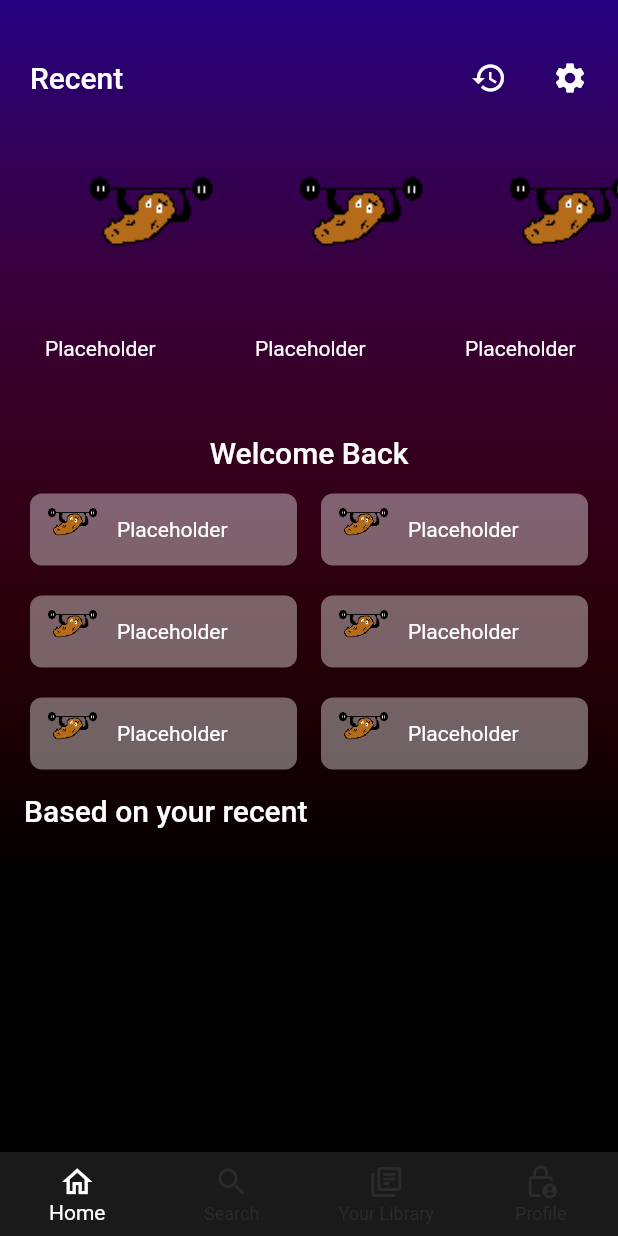
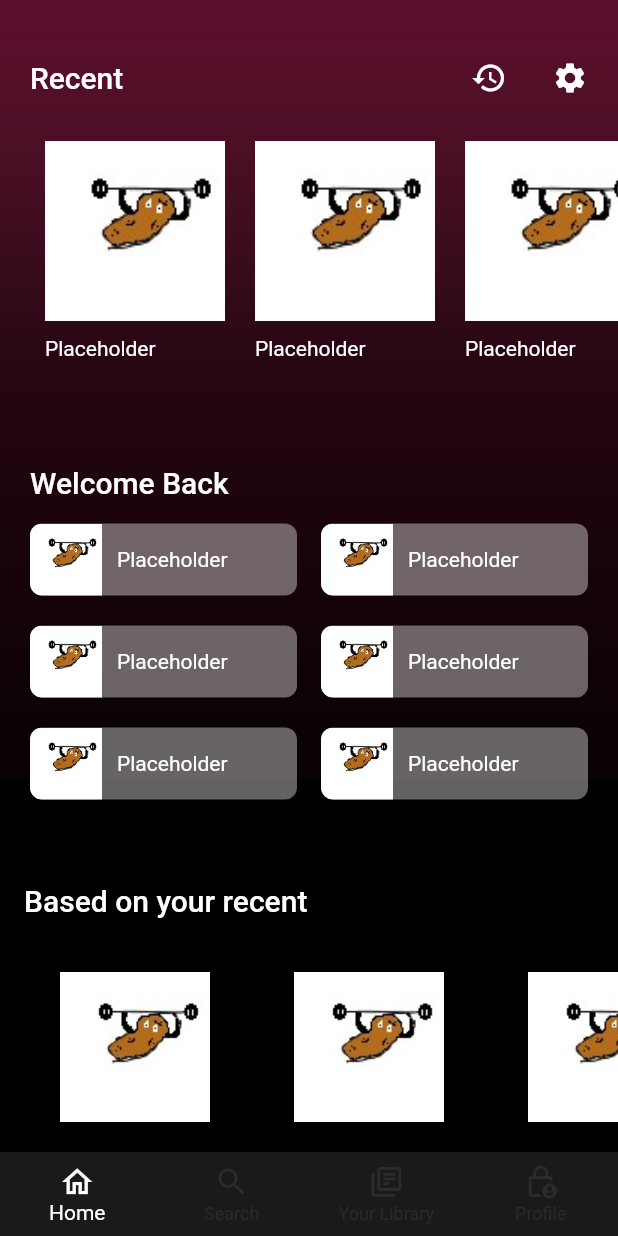
Before and after one commit to SDavidtralak/CapStone-2023, a Flutter app: the screen it shows after launch, on a phone screen of 412 x 824 dp. Run offline on Flutter 3.47's test engine with Material 2 defaults, Android fonts, the phone set to English and light mode, and no system bars.

Commit message:
home screen finished
home screen finished moved to workout display screen

```diff
--- a/lib/views/home.dart
+++ b/lib/views/home.dart
@@ -2,6 +2,7 @@
 
 import 'dart:ui';
 
+import 'package:capstone_project/widgets/exercise_display.dart';
 import 'package:flutter/material.dart';
 import 'package:flutter/rendering.dart';
 
@@ -24,20 +25,27 @@ class _HomeViewState extends State<HomeView> {
       children: [
         Container(
           width: MediaQuery.of(context).size.width,
-          height: MediaQuery.of(context).size.height * .7,
+          height: MediaQuery.of(context).size.height * .63,
+          decoration: BoxDecoration(
+            color: Color.fromARGB(255, 185, 27, 88).withOpacity(.50),
+          ),
+        ),
+        SingleChildScrollView(
+          physics: BouncingScrollPhysics(),
+          child: Container(
             decoration: BoxDecoration(
               gradient: LinearGradient(
                 begin: Alignment.topCenter,
                 end: Alignment.bottomCenter,
                 colors: [
-                Color.fromARGB(255, 49, 0, 185).withOpacity(0.7),
-                Color.fromARGB(255, 255, 0, 0).withOpacity(0.01),
+                  Color.fromARGB(136, 27, 27, 27).withOpacity(0.0),
+                  Color.fromARGB(110, 0, 0, 0).withOpacity(0.59),
+                  Color.fromARGB(255, 0, 0, 0).withOpacity(0.89),
+                  Colors.black.withOpacity(0.9),
+                  Colors.black.withOpacity(1),
                 ],
               ),
             ),
-        ),
-        SingleChildScrollView(
-          physics: BouncingScrollPhysics(),
             child: SafeArea(
               child: Column(
                   crossAxisAlignment: CrossAxisAlignment.start,
@@ -48,6 +56,7 @@ class _HomeViewState extends State<HomeView> {
                       padding: const EdgeInsets.symmetric(horizontal: 20),
                       child: Row(
                         mainAxisAlignment: MainAxisAlignment.spaceBetween,
+                        crossAxisAlignment: CrossAxisAlignment.start,
                         children: [
                           Text(
                             "Recent",
@@ -117,11 +126,12 @@ class _HomeViewState extends State<HomeView> {
                       ),
                     ),
                     SizedBox(
-                    height: 20,
+                      height: 40,
                     ),
                     Padding(
                       padding: const EdgeInsets.symmetric(horizontal: 20),
                       child: Column(
+                        crossAxisAlignment: CrossAxisAlignment.start,
                         children: [
                           Text(
                             "Welcome Back",
@@ -190,18 +200,115 @@ class _HomeViewState extends State<HomeView> {
                         ],
                       ),
                     ),
+                    SizedBox(height: 40),
                     Column(
+                      crossAxisAlignment: CrossAxisAlignment.start,
                       children: [
                         Padding(
-                        padding: const EdgeInsets.all(16.0),
+                          padding: EdgeInsets.all(16.0),
                           child: Text(
                             "Based on your recent",
                             style: Theme.of(context).textTheme.headline6,
+                            textAlign: TextAlign.right,
                           ),
-                      )
+                        ),
+                        SingleChildScrollView(
+                          scrollDirection: Axis.horizontal,
+                          physics: BouncingScrollPhysics(),
+                          padding: EdgeInsets.symmetric(
+                            horizontal: 20,
+                          ),
+                          child: Row(
+                            children: [
+                              ExerciseDisplay(
+                                image: AssetImage("assets/Placeholder.jpg"),
+                                label: "Placeholder",
+                              ),
+                              SizedBox(width: 16),
+                              ExerciseDisplay(
+                                image: AssetImage("assets/Placeholder.jpg"),
+                                label: "Placeholder",
+                              ),
+                              SizedBox(width: 16),
+                              ExerciseDisplay(
+                                image: AssetImage("assets/Placeholder.jpg"),
+                                label: "Placeholder",
+                              ),
+                              SizedBox(width: 16),
+                              ExerciseDisplay(
+                                image: AssetImage("assets/Placeholder.jpg"),
+                                label: "Placeholder",
+                              ),
+                              SizedBox(width: 16),
+                              ExerciseDisplay(
+                                image: AssetImage("assets/Placeholder.jpg"),
+                                label: "Placeholder",
+                              ),
+                              SizedBox(width: 16),
+                              ExerciseDisplay(
+                                image: AssetImage("assets/Placeholder.jpg"),
+                                label: "Placeholder",
+                              ),
                             ],
-                  )
+                          ),
+                        ),
+                      ],
+                    ),
+                    SizedBox(height: 20),
+                    Column(
+                      crossAxisAlignment: CrossAxisAlignment.start,
+                      children: [
+                        Padding(
+                          padding: const EdgeInsets.symmetric(horizontal: 20),
+                          child: Text(
+                            "Recommended Days",
+                            style: Theme.of(context).textTheme.headline6,
+                          ),
+                        ),
+                        SingleChildScrollView(
+                          scrollDirection: Axis.horizontal,
+                          physics: BouncingScrollPhysics(),
+                          padding: EdgeInsets.symmetric(
+                            horizontal: 20,
+                          ),
+                          child: Row(
+                            children: [
+                              ExerciseDisplay(
+                                image: AssetImage("assets/Placeholder.jpg"),
+                                label: "Placeholder",
+                              ),
+                              SizedBox(width: 16),
+                              ExerciseDisplay(
+                                image: AssetImage("assets/Placeholder.jpg"),
+                                label: "Placeholder",
+                              ),
+                              SizedBox(width: 16),
+                              ExerciseDisplay(
+                                image: AssetImage("assets/Placeholder.jpg"),
+                                label: "Placeholder",
+                              ),
+                              SizedBox(width: 16),
+                              ExerciseDisplay(
+                                image: AssetImage("assets/Placeholder.jpg"),
+                                label: "Placeholder",
+                              ),
+                              SizedBox(width: 16),
+                              ExerciseDisplay(
+                                image: AssetImage("assets/Placeholder.jpg"),
+                                label: "Placeholder",
+                              ),
+                              SizedBox(width: 16),
+                              ExerciseDisplay(
+                                image: AssetImage("assets/Placeholder.jpg"),
+                                label: "Placeholder",
+                              ),
+                            ],
+                          ),
+                        ),
+                      ],
+                    ),
                   ]),
+            ),
           ),
         )
       ],
--- /dev/null
+++ b/lib/widgets/exercise_display.dart
@@ -0,0 +1,32 @@
+// ignore_for_file: prefer_const_constructors, prefer_const_literals_to_create_immutables
+
+import 'package:flutter/cupertino.dart';
+import 'package:flutter/material.dart';
+import 'package:flutter/src/widgets/container.dart';
+import 'package:flutter/src/widgets/framework.dart';
+
+class ExerciseDisplay extends StatelessWidget {
+  final AssetImage image;
+  final String label;
+  const ExerciseDisplay({super.key, required this.image, required this.label});
+
+  @override
+  Widget build(BuildContext context) {
+    return Container(
+      width: 140,
+      child: Column(children: [
+        Image(
+          image: image,
+          width: 140,
+          height: 140,
+        ),
+        Text(
+          label,
+          style: Theme.of(context).textTheme.caption,
+          overflow: TextOverflow.ellipsis,
+          maxLines: 2,
+        ),
+      ]),
+    );
+  }
+}
--- a/lib/widgets/workout_display.dart
+++ b/lib/widgets/workout_display.dart
@@ -1,4 +1,8 @@
+// ignore_for_file: prefer_const_constructors
+
 import 'package:flutter/material.dart';
+
+import '../views/workout_view.dart';
 
 class Workoutdisplay extends StatelessWidget {
   final ImageProvider image;
@@ -11,7 +15,16 @@ class Workoutdisplay extends StatelessWidget {
 
   @override
   Widget build(BuildContext context) {
-    return Column(
+    return GestureDetector(
+      onTap: () {
+        Navigator.push(
+          context,
+          MaterialPageRoute(
+            builder: (context) => WorkoutView(),
+          ),
+        );
+      },
+      child: Column(
         crossAxisAlignment: CrossAxisAlignment.start,
         children: [
           Image(
@@ -23,6 +36,7 @@ class Workoutdisplay extends StatelessWidget {
           SizedBox(height: 10),
           Text(label),
         ],
+      ),
     );
   }
 }
```
Also changed, not shown: lib/views/workout_view.dart (added, +83 -0 lines), assets/Placeholder.jpg. Lines whose indentation alone changed are shown as unchanged.
